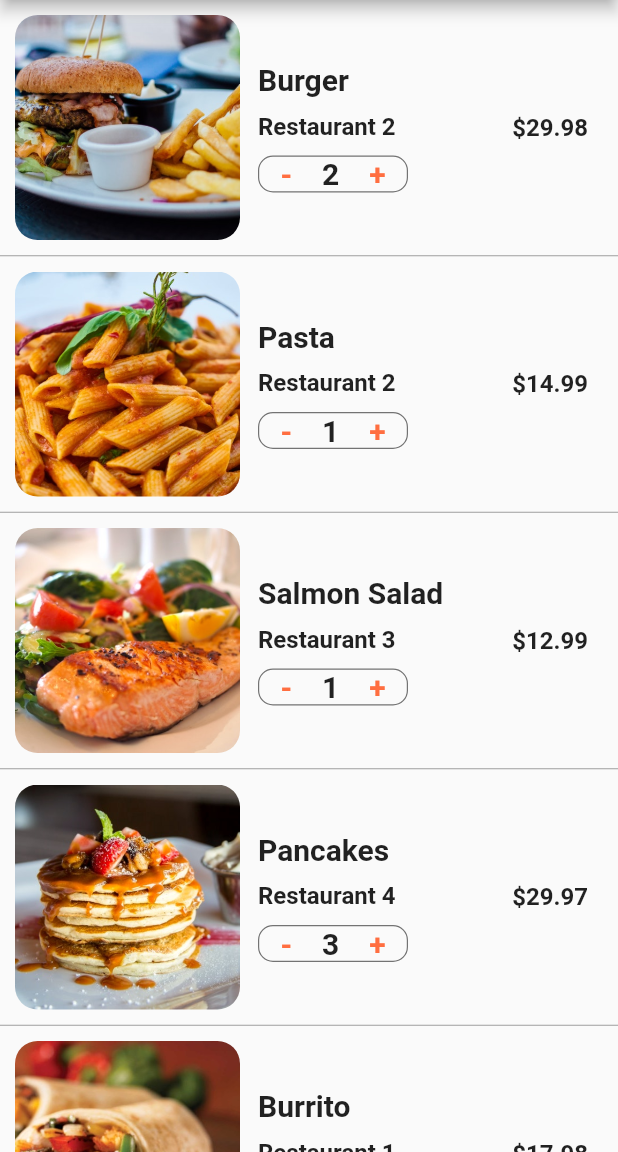
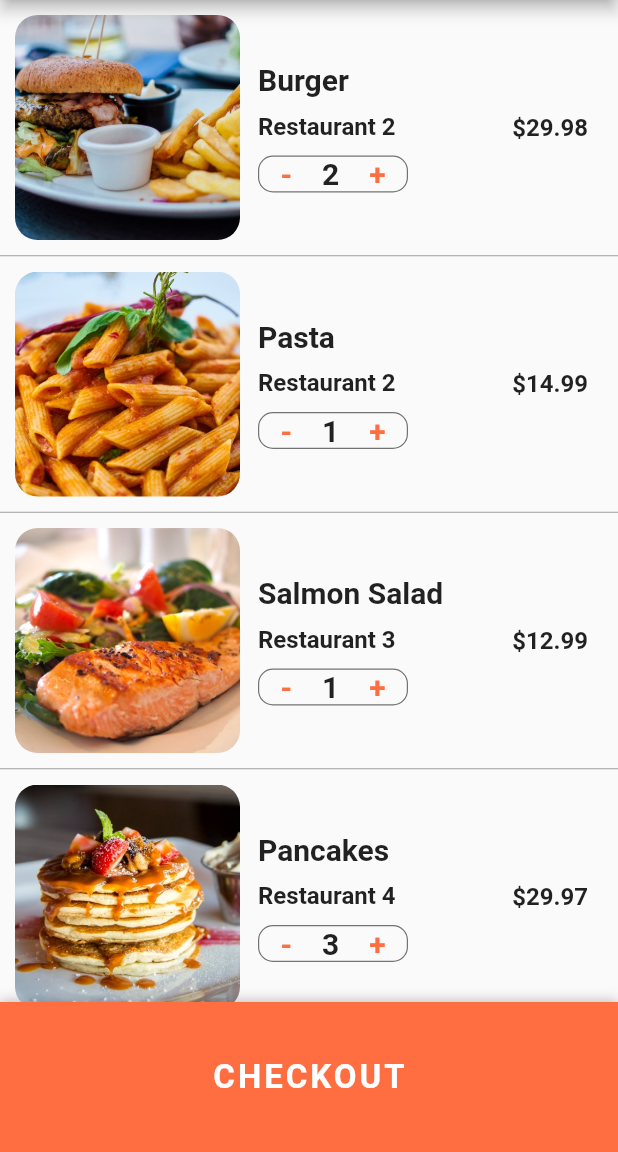
Before and after one commit to datanonymous/flutter_food_delivery, a Flutter app: the screen it shows after launch, after a tap on an icon or button, on a phone screen of 412 x 824 dp, the part 84-1236 px from its top. Run offline on Flutter 3.47's test engine with Material 2 defaults, Android fonts, the phone set to English and light mode, and no system bars.

Commit message:
8/27/2020

```diff
--- a/lib/screens/cart_screen.dart
+++ b/lib/screens/cart_screen.dart
@@ -122,19 +122,62 @@ class _CartScreeState extends State<CartScreen> {
 
   @override
   Widget build(BuildContext context) {
+    double totalPrice = 0;
+    currentUser.cart.forEach(
+        (Order order) => totalPrice += order.quantity * order.food.price);
+
     return Scaffold(
       appBar: AppBar(
         title: Text('Cart (${currentUser.cart.length})'),
       ),
       body: ListView.separated(
+        itemCount: currentUser.cart.length + 1,
         itemBuilder: (BuildContext context, int index) {
-          Order order = currentUser.cart[index];
-          return _buildCartItem(order);
-          // return Container(
-          //   margin: EdgeInsets.all(10),
-          //   height: 100,
-          //   color: Colors.red,
-          // );
+          if (index < currentUser.cart.length) {
+            Order order = currentUser.cart[index];
+            return _buildCartItem(order);
+          }
+          return Padding(
+            padding: const EdgeInsets.all(20.0),
+            child: Column(
+              children: [
+                Row(
+                  mainAxisAlignment: MainAxisAlignment.spaceBetween,
+                  children: [
+                    Text(
+                      'Estimated delivery time',
+                      style:
+                          TextStyle(fontSize: 20, fontWeight: FontWeight.w600),
+                    ),
+                    Text(
+                      '25 minutes',
+                      style:
+                          TextStyle(fontSize: 20, fontWeight: FontWeight.w600),
+                    ),
+                  ],
+                ),
+                SizedBox(height: 10),
+                Row(
+                  mainAxisAlignment: MainAxisAlignment.spaceBetween,
+                  children: [
+                    Text(
+                      'Total cost: ',
+                      style:
+                          TextStyle(fontSize: 20, fontWeight: FontWeight.w600),
+                    ),
+                    Text(
+                      '\$${totalPrice.toStringAsFixed(2)}',
+                      style: TextStyle(
+                          fontSize: 20,
+                          fontWeight: FontWeight.w600,
+                          color: Colors.green[700]),
+                    ),
+                  ],
+                ),
+                SizedBox(height: 100),
+              ],
+            ),
+          );
         },
         separatorBuilder: (BuildContext context, int index) {
           return Divider(
@@ -142,7 +185,33 @@ class _CartScreeState extends State<CartScreen> {
             color: Colors.grey,
           );
         },
-        itemCount: currentUser.cart.length,
+      ),
+      bottomSheet: Container(
+        height: 100,
+        width: MediaQuery.of(context).size.width,
+        decoration: BoxDecoration(
+          color: Theme.of(context).primaryColor,
+          boxShadow: [
+            BoxShadow(
+              color: Colors.black26,
+              offset: Offset(0, -1),
+              blurRadius: 6,
+            )
+          ],
+        ),
+        child: Center(
+          child: FlatButton(
+            child: Text(
+              'CHECKOUT',
+              style: TextStyle(
+                color: Colors.white,
+                fontSize: 22,
+                fontWeight: FontWeight.bold,
+                letterSpacing: 2,
+              ),
+            ),
+          ),
+        ),
       ),
     );
   }
--- a/lib/widgets/recent_orders.dart
+++ b/lib/widgets/recent_orders.dart
@@ -107,7 +107,6 @@ class RecentOrders extends StatelessWidget {
         ),
         Container(
           height: 120,
-          color: Colors.blue,
           child: ListView.builder(
             physics: BouncingScrollPhysics(),
             padding: EdgeInsets.only(left: 10),
```
